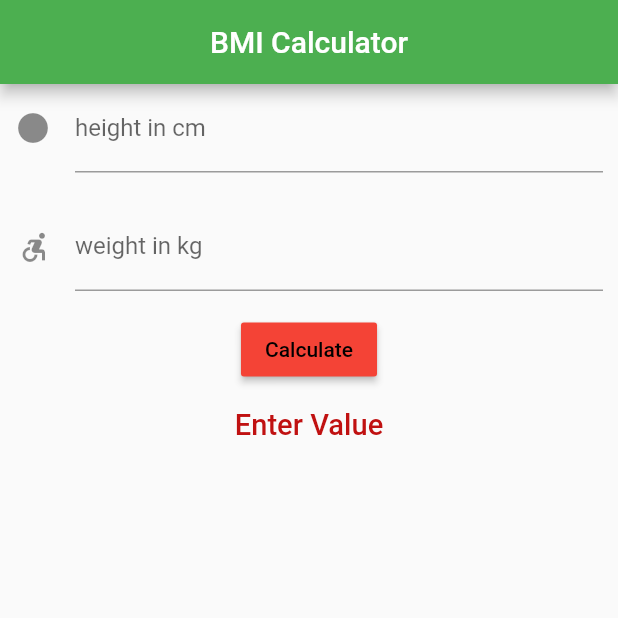
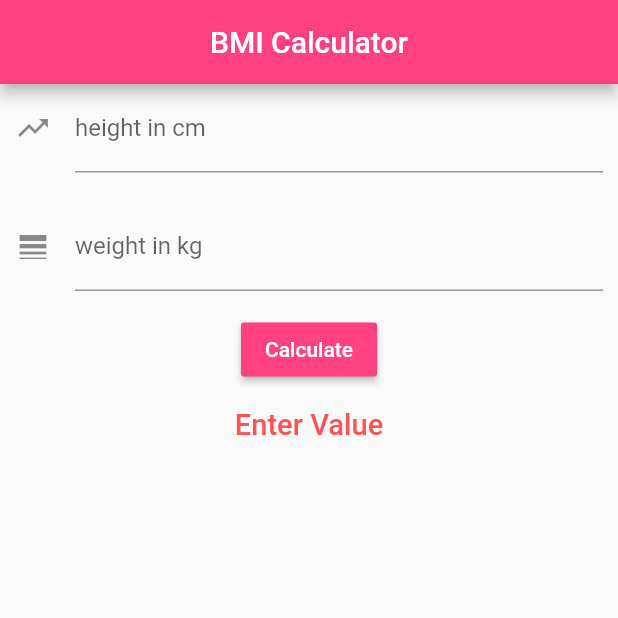
Before and after one commit to girik21/flutter-demo, a Flutter app: the screen it shows after launch, after a tap on "Calculate", on a phone screen of 412 x 824 dp, the top half of it. Run offline on Flutter 3.47's test engine with Material 2 defaults, Android fonts, the phone set to English and light mode, and no system bars.

Commit message:
Fix the readings

```diff
--- a/lib/demo.dart
+++ b/lib/demo.dart
@@ -9,7 +9,7 @@ class _DemoState extends State<Demo> {
   final TextEditingController _heightController = TextEditingController();
   final TextEditingController _weightController = TextEditingController();
 
-  int? _result;
+  double? _result;
 
   @override
   Widget build(BuildContext context) {
@@ -17,7 +17,7 @@ class _DemoState extends State<Demo> {
       appBar: AppBar(
         title: Text('BMI Calculator'),
         centerTitle: true,
-        backgroundColor: Colors.green,
+        backgroundColor: Colors.pinkAccent,
       ),
       body: Container(
         padding: EdgeInsets.symmetric(horizontal: 10.0),
@@ -28,7 +28,7 @@ class _DemoState extends State<Demo> {
               keyboardType: TextInputType.number,
               decoration: InputDecoration(
                 labelText: 'height in cm',
-                icon: Icon(Icons.lens_sharp),
+                icon: Icon(Icons.trending_up),
               ),
             ),
             SizedBox(height: 20),
@@ -37,23 +37,25 @@ class _DemoState extends State<Demo> {
               keyboardType: TextInputType.number,
               decoration: InputDecoration(
                 labelText: 'weight in kg',
-                icon: Icon(Icons.accessible_forward_outlined),
+                icon: Icon(Icons.line_weight),
               ),
             ),
             SizedBox(height: 15),
             RaisedButton(
-              color: Colors.red,
+              color: Colors.pinkAccent,
               child: Text(
                 "Calculate",
-                style: TextStyle(color: Colors.black),
+                style: TextStyle(color: Colors.white),
               ),
               onPressed: calculateBMI,
             ),
             SizedBox(height: 15),
             Text(
-              _result == null ? "Enter Value" : "$_result",
+              _result == null
+                  ? "Enter Value"
+                  : "${_result?.toStringAsFixed(2)}",
               style: TextStyle(
-                color: Color.fromARGB(255, 192, 17, 17),
+                color: Colors.redAccent,
                 fontSize: 19.4,
                 fontWeight: FontWeight.w500,
               ),
@@ -71,7 +73,7 @@ class _DemoState extends State<Demo> {
     double heightSquare = height * height;
     double result = weight / heightSquare;
 
-    _result = result as int?;
+    _result = result;
 
     setState(() {});
   }
```
